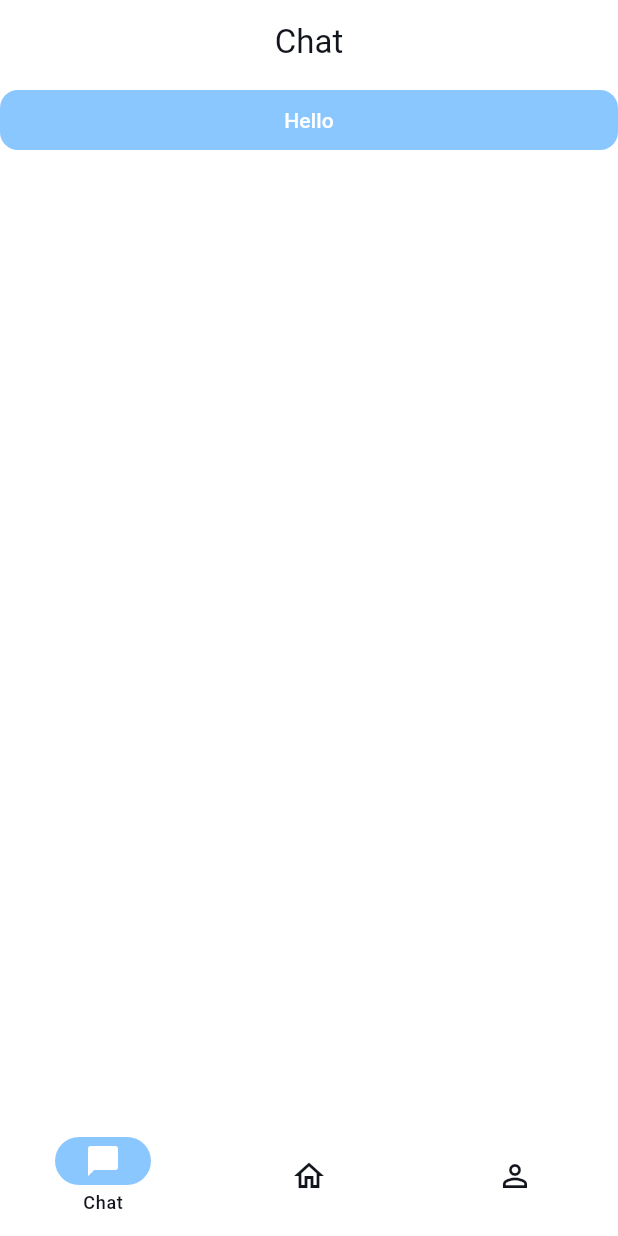
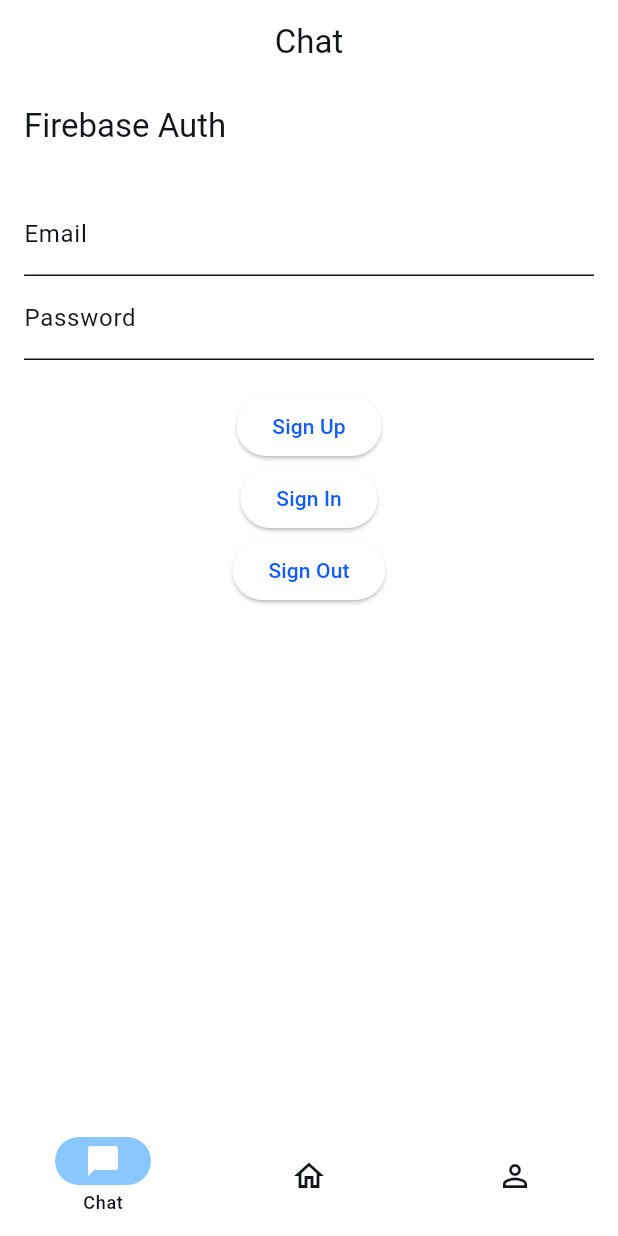
Before and after one commit to rwestchavez/jetpalz, a Flutter app: the screen it shows after launch, on a phone screen of 412 x 824 dp. Run offline on Flutter 3.47's test engine with Material 3 defaults, Android fonts, the phone set to English and light mode, and no system bars; our stand-ins replace animated_custom_dropdown, cloud_firestore, firebase_auth, firebase_core; accounts and stored records are empty.

Commit message:
Finished auth and add venture

```diff
--- a/lib/nav/chat.dart
+++ b/lib/nav/chat.dart
@@ -1,6 +1,8 @@
+import 'package:cloud_firestore/cloud_firestore.dart';
 import 'package:flutter/material.dart';
 import '../components/my_appBar.dart';
 import '../components/my_button.dart';
+import 'package:firebase_auth/firebase_auth.dart';
 
 class Chat extends StatelessWidget {
   const Chat({super.key});
@@ -8,14 +10,107 @@ class Chat extends StatelessWidget {
   @override
   Widget build(BuildContext context) {
     return Scaffold(
-      body: Container(
-          child: MyButton(
-        onPressed: () {},
-        text: "Hello",
-      )),
+      body: Container(child: AuthScreen()),
       appBar: MyAppBar(
         title: "Chat",
       ),
     );
   }
 }
+
+class AuthScreen extends StatefulWidget {
+  @override
+  _AuthScreenState createState() => _AuthScreenState();
+}
+
+class _AuthScreenState extends State<AuthScreen> {
+  final _emailController = TextEditingController();
+  final _passwordController = TextEditingController();
+  final FirebaseAuth _auth = FirebaseAuth.instance;
+
+  Future<void> _signUp() async {
+    try {
+      UserCredential userCredential =
+          await _auth.createUserWithEmailAndPassword(
+        email: _emailController.text.trim(),
+        password: _passwordController.text.trim(),
+      );
+      print("User signed up: ${userCredential.user!.email}");
+    } catch (e) {
+      print(e);
+    }
+  }
+
+  Future<void> _signIn() async {
+    try {
+      UserCredential userCredential = await _auth.signInWithEmailAndPassword(
+        email: _emailController.text.trim(),
+        password: _passwordController.text.trim(),
+      );
+      await FirebaseFirestore.instance
+          .collection('users')
+          .doc(userCredential.user!.uid)
+          .set({
+        'email': userCredential.user!.email,
+        'displayName': '', // Add display name if needed
+        'photoUrl': '', // Add photo URL if needed
+        'createdTime': Timestamp.now(), // Add creation time
+        'profession': '', // Add profession if needed
+        'countriesInterest': [], // Add countries interest if needed
+        'professionsInterest': [], // Add professions interest if needed
+        'description': '', // Add description if needed
+        'currentVentures': [], // Add current ventures if needed
+      });
+      print("User signed in: ${userCredential.user!.email}");
+    } catch (e) {
+      print(e);
+    }
+  }
+
+  Future<void> _signOut() async {
+    try {
+      await _auth.signOut();
+      print("User signed out");
+    } catch (e) {
+      print(e);
+    }
+  }
+
+  @override
+  Widget build(BuildContext context) {
+    return Scaffold(
+      appBar: AppBar(
+        title: Text('Firebase Auth'),
+      ),
+      body: Padding(
+        padding: const EdgeInsets.all(16.0),
+        child: Column(
+          children: [
+            TextField(
+              controller: _emailController,
+              decoration: InputDecoration(labelText: 'Email'),
+            ),
+            TextField(
+              controller: _passwordController,
+              decoration: InputDecoration(labelText: 'Password'),
+              obscureText: true,
+            ),
+            SizedBox(height: 20),
+            ElevatedButton(
+              onPressed: _signUp,
+              child: Text('Sign Up'),
+            ),
+            ElevatedButton(
+              onPressed: _signIn,
+              child: Text('Sign In'),
+            ),
+            ElevatedButton(
+              onPressed: _signOut,
+              child: Text('Sign Out'),
+            )
+          ],
+        ),
+      ),
+    );
+  }
+}
--- a/pubspec.yaml
+++ b/pubspec.yaml
@@ -49,7 +49,7 @@ dev_dependencies:
   # activated in the `analysis_options.yaml` file located at the root of your
   # package. See that file for information about deactivating specific lint
   # rules and activating additional ones.
-  flutter_lints: ^3.0.0
+  flutter_lints: ^4.0.0
 
 # For information on the generic Dart part of this file, see the
 # following page: https://dart.dev/tools/pub/pubspec
```
Also changed, not shown: lib/nav/feed.dart (+9 -4 lines), pubspec.lock, 1 other file.
